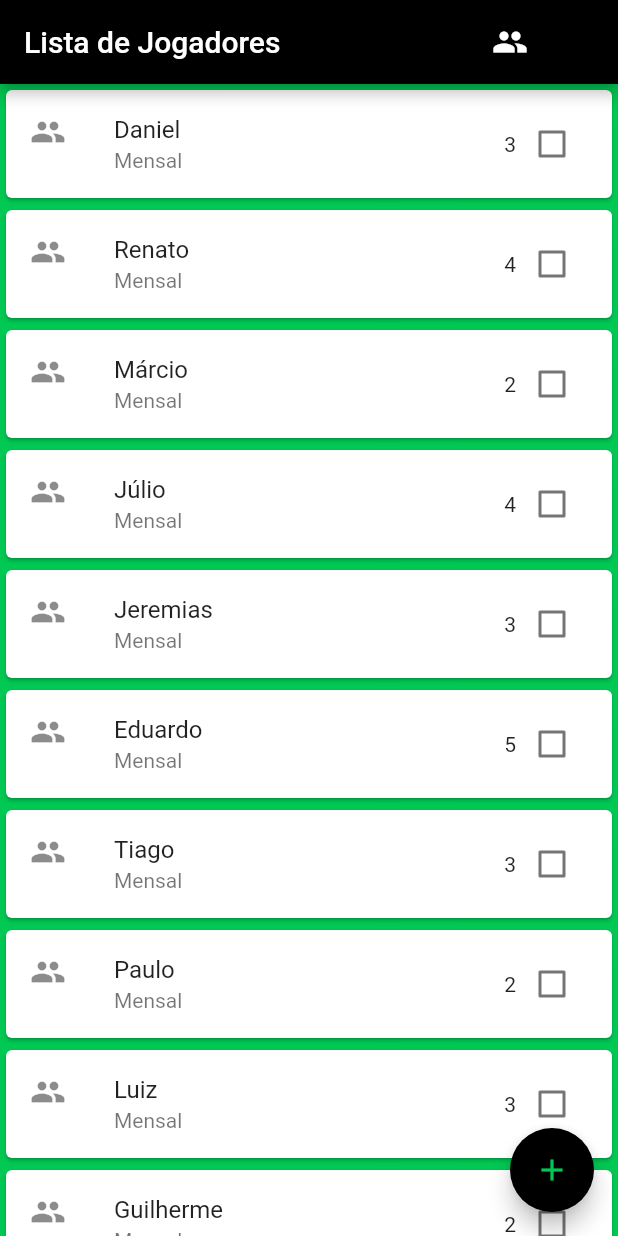
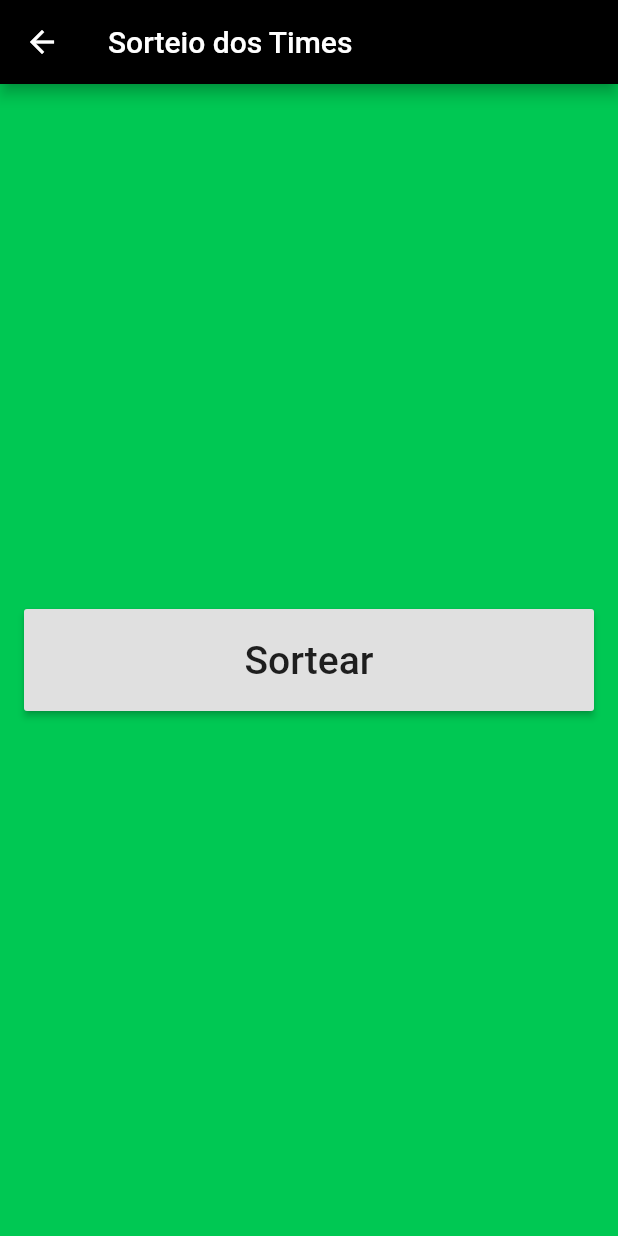
Before and after one commit to danielmiquiles/projeto-mobile, a Flutter app: the screen it shows after launch, after a tap on the "people" icon, on a phone screen of 412 x 824 dp. Run offline on Flutter 3.47's test engine with Material 2 defaults, Android fonts, the phone set to English and light mode, and no system bars.

Commit message:
passando o array de presentes para a tela de sorteio

```diff
--- a/lib/components/custom_card.dart
+++ b/lib/components/custom_card.dart
@@ -27,7 +27,9 @@ class CustomCard extends StatelessWidget {
               Text('$rating'),
               Checkbox(
                 value: false,
-                onChanged: (value) {},
+                onChanged: (value) {
+
+                },
               ),
             ],
           ),
--- a/lib/models/player.dart
+++ b/lib/models/player.dart
@@ -1,11 +1,12 @@
 class Player {
   String name;
   int rating;
+  bool present;
 
-  Player(this.name, this.rating);
+  Player(this.name, this.rating, {this.present = false});
 
   @override
   String toString() {
-    return '{ ${this.name}, ${this.rating} }';
+    return '{ ${this.name}, ${this.rating}, ${this.present} }';
   }
 }
--- /dev/null
+++ b/lib/screens/draw.dart
@@ -0,0 +1,54 @@
+import 'dart:ui';
+
+import 'package:flutter/material.dart';
+
+import '../models/player.dart';
+
+class Draw  extends StatelessWidget {
+
+  List<Player> players = List();
+
+  Draw({this.players});
+
+  @override
+  Widget build(BuildContext context) {
+    return Scaffold(
+      backgroundColor: Colors.greenAccent[700],
+      appBar: AppBar(
+        backgroundColor: Colors.black,
+        title: Text(
+          'Sorteio dos Times',
+          style: TextStyle(color: Colors.white),
+        ),
+      ),
+      body: Container(
+        width: double.maxFinite,
+        child: Column(
+
+          mainAxisAlignment: MainAxisAlignment.center,
+          crossAxisAlignment: CrossAxisAlignment.center,
+          children: [
+
+            SizedBox(
+              height: 100,
+              width: double.maxFinite,
+              child: Padding(
+                padding: const EdgeInsets.all(16.0),
+                child: RaisedButton(
+                  child: Text('Sortear', style: TextStyle(fontSize: 26),),
+                  onPressed: (){
+
+                    print(players);
+
+          },),
+              ),
+            ),
+
+          ],
+
+
+        ),
+      )
+    );
+  }
+}
--- a/lib/screens/players_list.dart
+++ b/lib/screens/players_list.dart
@@ -2,6 +2,8 @@ import 'package:flutter/material.dart';
 import 'package:projeto_mobile/components/custom_card.dart';
 import 'package:projeto_mobile/models/player.dart';
 import 'package:projeto_mobile/screens/cadastro_form.dart';
+
+import 'draw.dart';
 
 class PlayersList extends StatefulWidget {
   List<Player> _players = [
@@ -37,13 +39,38 @@ class _PlayersListState extends State<PlayersList> {
           style: TextStyle(color: Colors.white),
         ),
         actions: [
-          IconButton(icon: Icon(Icons.people), onPressed: () {}),
+          IconButton(icon: Icon(Icons.people), onPressed: () {
+            Navigator.of(context).push(
+              MaterialPageRoute(
+                builder: (context) => Draw(players: widget._presentes,),));
+          }),
           Checkbox(
               value: widget.checked,
               onChanged: (value) {
-                setState(() {
-                  widget.checked = value;
-                });
+
+                if(value){
+
+                  for (var player in widget._players) {
+                    player.present = value;
+
+                    setState(() {
+                      widget.checked = value;
+                      widget._presentes.add(player);
+                    });
+                  }
+                } else {
+
+                  for (var player in widget._players) {
+                    player.present = value;
+
+                    setState(() {
+                      widget.checked = value;
+                      widget._presentes.remove(player);
+                    });
+                  }
+
+                }
+
               }),
         ],
       ),
@@ -51,7 +78,45 @@ class _PlayersListState extends State<PlayersList> {
         itemCount: widget._players.length,
         itemBuilder: (context, index) {
           final player = widget._players[index];
-          return CustomCard(player.name, player.rating);
+          final rating = player.rating;
+          return Card(
+            child: ListTile(
+              leading: Icon(Icons.people),
+              title: Text(player.name),
+              subtitle: Text('Mensal'),
+              trailing: SizedBox(
+                width: 150,
+                child: Row(
+                  mainAxisAlignment: MainAxisAlignment.end,
+                  crossAxisAlignment: CrossAxisAlignment.center,
+                  children: [
+                    Text('$rating'),
+                    Checkbox(
+                      value: player.present,
+                      onChanged: (value) {
+
+                        if(value){
+                          setState(() {
+                            widget._presentes.add(player);
+                          });
+                          player.present = value;
+                        } else {
+                          setState(() {
+                            widget._presentes.remove(player);
+                          });
+
+                          player.present = value;
+                        }
+
+                        print(widget._presentes.toString());
+
+                      },
+                    ),
+                  ],
+                ),
+              ),
+            ),
+          );
         },
       ),
       floatingActionButton: FloatingActionButton(
```
